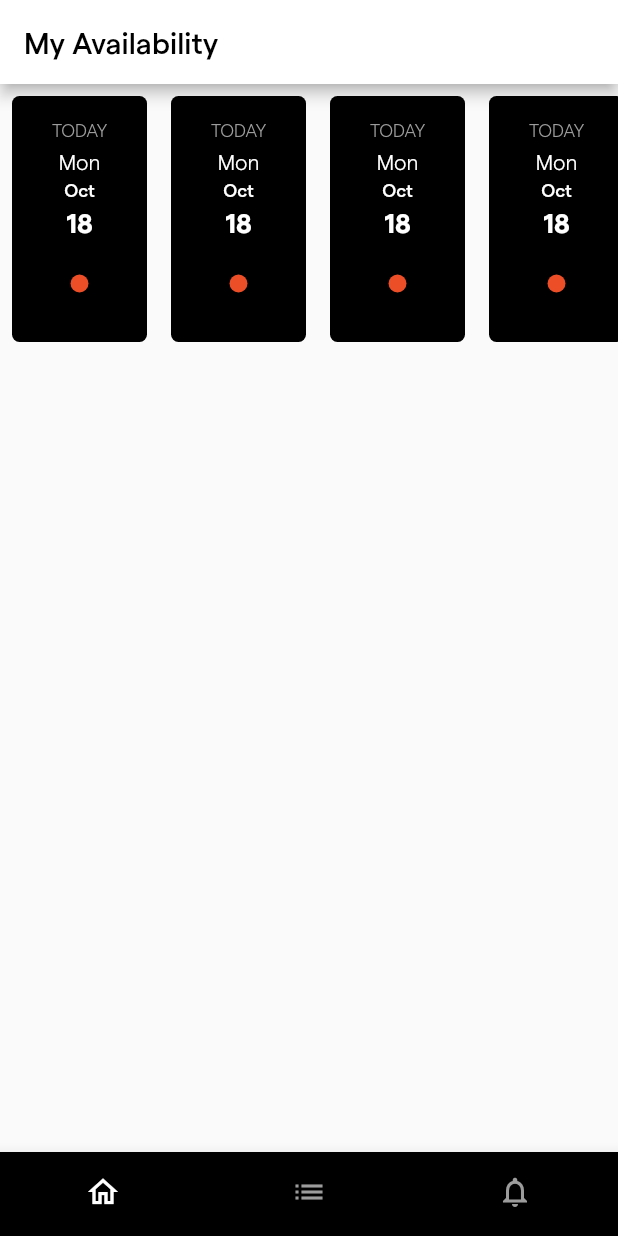
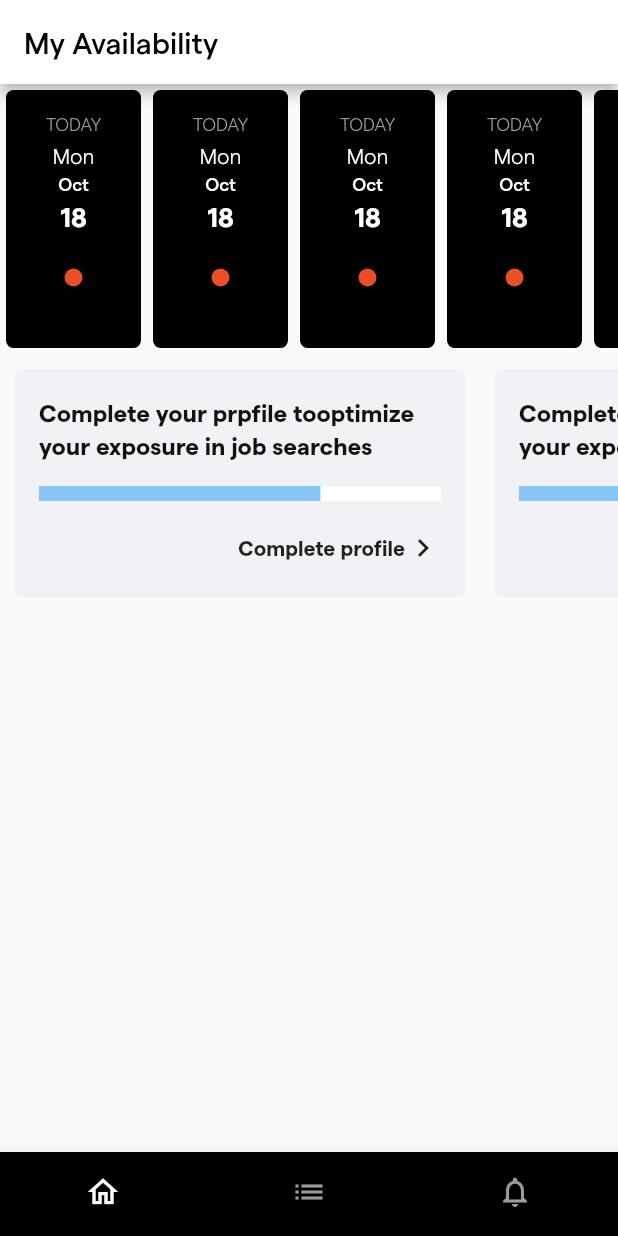
Before and after one commit to ZayniddinMamarasulov/qyre-test, a Flutter app: the screen it shows after launch, on a phone screen of 412 x 824 dp. Run offline on Flutter 3.47's test engine with Material 2 defaults, Android fonts, the phone set to English and light mode, and no system bars.

Commit message:
complete card list init

```diff
--- a/lib/features/home/presentation/pages/home.dart
+++ b/lib/features/home/presentation/pages/home.dart
@@ -1,5 +1,6 @@
 import 'package:flutter/material.dart';
 import 'package:qyre_test/features/home/presentation/widgets/availability_list.dart';
+import 'package:qyre_test/features/home/presentation/widgets/complete_list.dart';
 
 class HomePage extends StatelessWidget {
   const HomePage({Key? key}) : super(key: key);
@@ -18,6 +19,7 @@ class HomePage extends StatelessWidget {
           child: Column(
             children: [
               AvailabilityList(),
+              CompleteCards(),
             ],
           ),
         ));
--- a/lib/features/home/presentation/widgets/availability_item.dart
+++ b/lib/features/home/presentation/widgets/availability_item.dart
@@ -6,7 +6,7 @@ class AvailabilityItem extends StatelessWidget {
   @override
   Widget build(BuildContext context) {
     return Container(
-      margin: EdgeInsets.all(8.0),
+      margin: EdgeInsets.all(4.0),
       padding: const EdgeInsets.symmetric(vertical: 15, horizontal: 10),
       decoration: const BoxDecoration(
         color: Colors.black,
--- a/lib/features/home/presentation/widgets/complete_item.dart
+++ b/lib/features/home/presentation/widgets/complete_item.dart
@@ -1,15 +1,65 @@
 import 'package:flutter/material.dart';
 
-class CompleteCards extends StatelessWidget {
-  const CompleteCards({Key? key}) : super(key: key);
+class CompleteItem extends StatelessWidget {
+  const CompleteItem({Key? key}) : super(key: key);
 
   @override
   Widget build(BuildContext context) {
-    return ListView.builder(
-      itemCount: 3,
-      itemBuilder: (BuildContext context, int index) {
-        return Container();
-      },
+    return Container(
+      decoration: const BoxDecoration(
+        // boxShadow: [
+        //   BoxShadow(
+        //     color: Colors.grey,
+        //     offset: Offset(0.0, 1.0), //(x,y)
+        //     blurRadius: 4.0,
+        //   ),
+        // ],
+        color: Color(0xffF0F2F5),
+        borderRadius: BorderRadius.all(Radius.circular(5)),
+      ),
+      margin: const EdgeInsets.all(10),
+      padding: const EdgeInsets.fromLTRB(16, 16, 16, 20),
+      width: 300,
+      height: 172,
+      child: Column(
+        mainAxisAlignment: MainAxisAlignment.spaceBetween,
+        children: [
+          Text(
+            "Complete your prpfile tooptimize your exposure in job searches",
+            style: const TextStyle(
+                fontSize: 16,
+                fontWeight: FontWeight.bold,
+                height: 1.4,
+                color: Color(0xff111111)),
+          ),
+          SizedBox(height: 18),
+          Container(
+              alignment: Alignment.topCenter,
+              child: LinearProgressIndicator(
+                minHeight: 10,
+                backgroundColor: Colors.white,
+                color: Color(0xff87C6F5),
+                value: 0.7,
+              )),
+          SizedBox(height: 18),
+          Expanded(
+            child: Row(
+              mainAxisAlignment: MainAxisAlignment.end,
+              children: [
+                Text(
+                  "Complete profile",
+                  textAlign: TextAlign.end,
+                  style: TextStyle(
+                    fontSize: 14,
+                    fontWeight: FontWeight.w600,
+                  ),
+                ),
+                Icon(Icons.chevron_right)
+              ],
+            ),
+          )
+        ],
+      ),
     );
   }
 }
--- a/lib/features/home/presentation/widgets/complete_list.dart
+++ b/lib/features/home/presentation/widgets/complete_list.dart
@@ -0,0 +1,20 @@
+import 'package:flutter/material.dart';
+import 'package:qyre_test/features/home/presentation/widgets/complete_item.dart';
+
+class CompleteCards extends StatelessWidget {
+  const CompleteCards({Key? key}) : super(key: key);
+
+  @override
+  Widget build(BuildContext context) {
+    return Container(
+      height: 172,
+      child: ListView.builder(
+        scrollDirection: Axis.horizontal,
+        itemCount: 3,
+        itemBuilder: (BuildContext context, int index) {
+          return CompleteItem();
+        },
+      ),
+    );
+  }
+}
```
